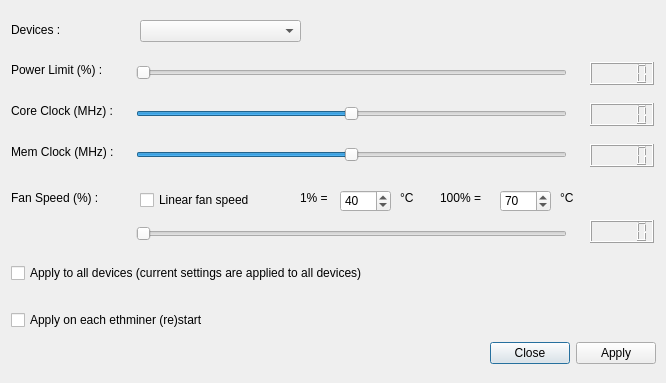
Old version of the form nvocdialog.ui in the repository orkblutt/MinerLamp.
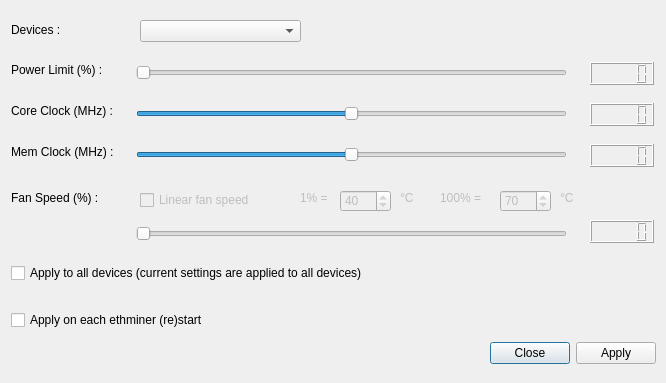
New version of the form.

Diff of the .ui file:
```diff
--- a/nvocdialog.ui
+++ b/nvocdialog.ui
@@ -237,6 +237,9 @@
    </property>
   </widget>
   <widget class="QCheckBox" name="checkBoxAutoSpeedFan">
+   <property name="enabled">
+    <bool>false</bool>
+   </property>
    <property name="geometry">
     <rect>
      <x>140</x>
@@ -302,6 +305,9 @@
    </property>
   </widget>
   <widget class="QLabel" name="label1Percent">
+   <property name="enabled">
+    <bool>false</bool>
+   </property>
    <property name="geometry">
     <rect>
      <x>300</x>
@@ -315,6 +321,9 @@
    </property>
   </widget>
   <widget class="QLabel" name="label_7">
+   <property name="enabled">
+    <bool>false</bool>
+   </property>
    <property name="geometry">
     <rect>
      <x>400</x>
@@ -328,6 +337,9 @@
    </property>
   </widget>
   <widget class="QLabel" name="label100Percent">
+   <property name="enabled">
+    <bool>false</bool>
+   </property>
    <property name="geometry">
     <rect>
      <x>440</x>
@@ -341,6 +353,9 @@
    </property>
   </widget>
   <widget class="QLabel" name="label_6">
+   <property name="enabled">
+    <bool>false</bool>
+   </property>
    <property name="geometry">
     <rect>
      <x>560</x>
@@ -354,6 +369,9 @@
    </property>
   </widget>
   <widget class="QSpinBox" name="spinBoxMinTemp">
+   <property name="enabled">
+    <bool>false</bool>
+   </property>
    <property name="geometry">
     <rect>
      <x>340</x>
@@ -367,6 +385,9 @@
    </property>
   </widget>
   <widget class="QSpinBox" name="spinBoxMaxTemp">
+   <property name="enabled">
+    <bool>false</bool>
+   </property>
    <property name="geometry">
     <rect>
      <x>500</x>
```
